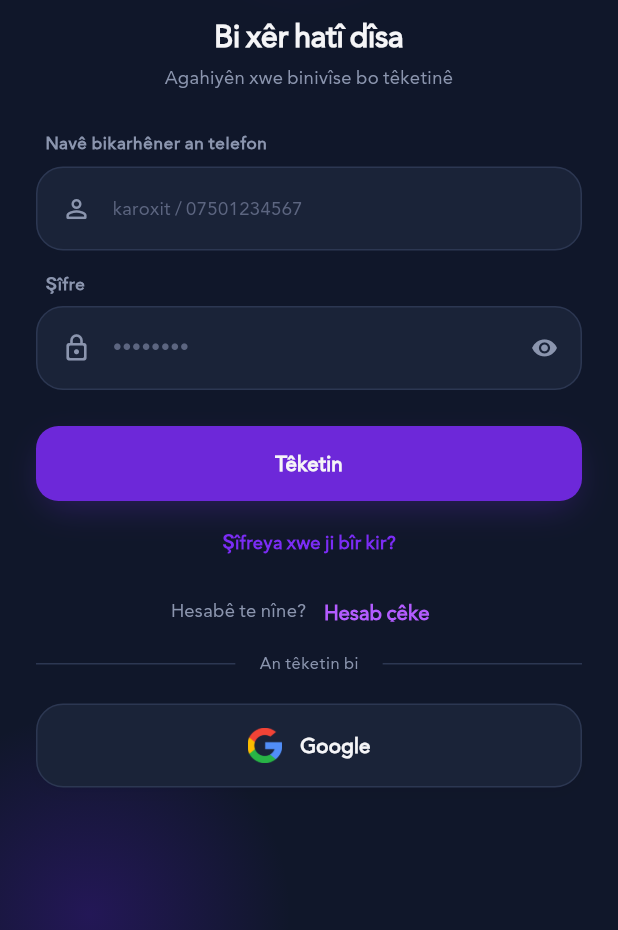
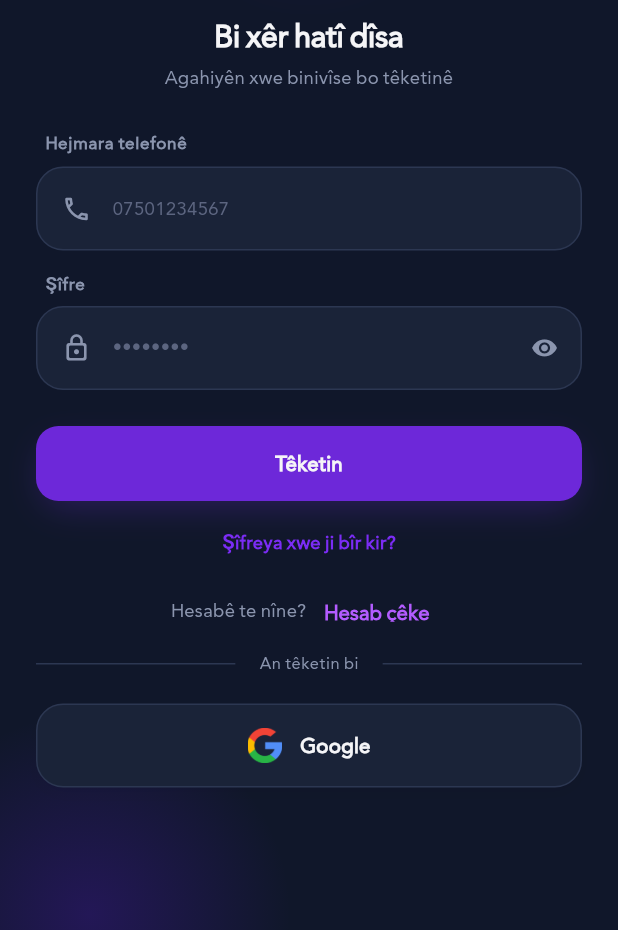
Before and after one commit to khalisit/baravmobile, a Flutter app: the screen it shows after launch, after a tap on "چوونە ژوورەوە", on a phone screen of 412 x 824 dp, the part 306-1236 px from its top. Run offline on Flutter 3.47's test engine with Material 3 defaults, Android fonts, the phone set to English and light mode, and no system bars; our stand-ins replace audioplayers, cached_network_image, device_info_plus, firebase_auth, firebase_core, firebase_messaging and 9 more; missing offline and left inert: image_picker_android, image_picker_platform_interface; accounts and stored records are empty; statements that could not run were skipped.

Commit message:
Initial commit for Barav Mobile App version 1.4

```diff
--- a/lib/app.dart
+++ b/lib/app.dart
@@ -6,7 +6,9 @@ import 'core/localization/kurdish_material_localizations.dart';
 import 'core/localization/locale_controller.dart';
 import 'core/theme/app_theme.dart';
 import 'core/theme/theme_controller.dart';
-import 'features/splash/splash_screen.dart';
+import 'core/session/session_controller.dart';
+import 'features/auth/login_screen.dart';
+import 'features/shell/main_shell.dart';
 
 class BaravApp extends StatelessWidget {
   const BaravApp({super.key, this.themeController, this.localeController});
@@ -63,7 +65,7 @@ class BaravApp extends StatelessWidget {
               ),
             );
           },
-          home: const SplashScreen(),
+          home: SessionController.instance.isLoggedIn ? const MainShell() : const LoginScreen(),
         );
       },
     );
--- a/lib/features/auth/login_screen.dart
+++ b/lib/features/auth/login_screen.dart
@@ -1,3 +1,5 @@
+// ignore_for_file: await_only_futures
+
 import 'package:flutter/material.dart';
 
 import 'package:firebase_auth/firebase_auth.dart';
@@ -33,7 +35,7 @@ class _LoginScreenState extends State<LoginScreen> {
   final _formKey = GlobalKey<FormState>();
 
   bool _passwordVisible = false;
-  bool _loading = false;
+  String _loadingState = 'none'; // 'none', 'password', 'google', 'apple'
   bool _dialectPromptShown = false;
 
   @override
@@ -78,7 +80,7 @@ class _LoginScreenState extends State<LoginScreen> {
   Future<void> _handlePasswordLogin() async {
     if (!_formKey.currentState!.validate()) return;
     FocusScope.of(context).unfocus();
-    setState(() => _loading = true);
+    setState(() => _loadingState = 'password');
     try {
       String identifier = _identifierController.text.trim();
       if (identifier.startsWith('0') &&
@@ -96,14 +98,14 @@ class _LoginScreenState extends State<LoginScreen> {
       if (!mounted) return;
       _showErrorDialog(e.toString().replaceAll('Exception: ', ''));
     } finally {
-      if (mounted) setState(() => _loading = false);
+      if (mounted) setState(() => _loadingState = 'none');
     }
   }
 
   // ── Social Providers Auth ──────────────────────────────────────────────────
 
   Future<void> _handleProviderLogin(SocialProvider provider) async {
-    setState(() => _loading = true);
+    setState(() => _loadingState = provider.name);
     try {
       UserCredential? userCredential;
 
@@ -112,15 +114,11 @@ class _LoginScreenState extends State<LoginScreen> {
         try {
           gUser = await GoogleSignIn.instance.authenticate();
         } catch (e) {
-          setState(() => _loading = false);
-          _showErrorDialog(
-            _isSorani
-                ? "هەڵە لە چوونەژوورەوەی گۆگڵ: $e"
-                : "Google Login Error: $e",
-          );
+          setState(() => _loadingState = 'none');
+          _showErrorDialog(e.toString());
           return;
         }
-        final GoogleSignInAuthentication gAuth = gUser.authentication;
+        final GoogleSignInAuthentication gAuth = await gUser.authentication;
         final credential = GoogleAuthProvider.credential(
           idToken: gAuth.idToken,
         );
@@ -182,13 +180,53 @@ class _LoginScreenState extends State<LoginScreen> {
       if (!mounted) return;
       _showErrorDialog(e.toString());
     } finally {
-      if (mounted) setState(() => _loading = false);
+      if (mounted) setState(() => _loadingState = 'none');
     }
+  }
+
+  String _translateError(String error) {
+    final e = error.toLowerCase();
+    if (e.contains('user-not-found')) {
+      return _isSorani
+          ? 'هیچ هەژمارێک بەم زانیاریانە نەدۆزرایەوە.'
+          : 'Tu hesab bi van agahiyan nehat dîtin.';
+    }
+    if (e.contains('wrong-password') || e.contains('invalid-credential')) {
+      return _isSorani
+          ? 'زانیارییەکان هەڵەن، تکایە دڵنیابەرەوە.'
+          : 'Agahî çewt in, ji kerema xwe piştrast be.';
+    }
+    if (e.contains('network-request-failed')) {
+      return _isSorani
+          ? 'کێشە لە هێڵی ئینتەرنێت هەیە.'
+          : 'Pirsgirêka înternetê heye.';
+    }
+    if (e.contains('too-many-requests')) {
+      return _isSorani
+          ? 'هەوڵێکی زۆر دراوە، تکایە دواتر هەوڵبدەرەوە.'
+          : 'Gelek hewildan hatin kirin, ji kerema xwe paşê hewl bide.';
+    }
+    if (e.contains('canceled') || e.contains('cancelled')) {
+      return _isSorani ? 'پرۆسەکە هەڵوەشێنرایەوە.' : 'Pêvajo hate betal kirin.';
+    }
+    if (e.contains('invalid-phone-number')) {
+      return _isSorani
+          ? 'ژمارەی مۆبایلەکە هەڵەیە.'
+          : 'Hejmara telefonê çewt e.';
+    }
+    if (e.contains('invalid-email')) {
+      return _isSorani ? 'ئیمەیڵەکە هەڵەیە.' : 'E-mail çewt e.';
+    }
+
+    return _isSorani
+        ? 'کێشەیەک ڕوویدا، تکایە دووبارە هەوڵبدەرەوە.'
+        : 'Kêşeyek çêbû, ji kerema xwe dîsa hewl bide.';
   }
 
   Future<void> _showErrorDialog(String message) async {
     final colors = AppColors.of(context);
     final theme = Theme.of(context);
+    final translatedMessage = _translateError(message);
 
     showDialog<void>(
       context: context,
@@ -221,7 +259,7 @@ class _LoginScreenState extends State<LoginScreen> {
             ],
           ),
           content: Text(
-            message,
+            translatedMessage,
             style: theme.textTheme.bodyMedium?.copyWith(
               color: colors.textMuted,
             ),
@@ -278,13 +316,17 @@ class _LoginScreenState extends State<LoginScreen> {
     required SocialProvider provider,
     required String text,
     required VoidCallback onTap,
+    required bool isLoading,
+    required bool isDisabled,
   }) {
     final colors = AppColors.of(context);
     final theme = Theme.of(context);
 
     return PressableScale(
-      onTap: onTap,
-      scale: 0.96,
+      onTap: isDisabled ? null : onTap,
+      scale: isDisabled ? 1.0 : 0.96,
+      child: Opacity(
+        opacity: isDisabled && !isLoading ? 0.6 : 1.0,
         child: Container(
           height: 56,
           decoration: BoxDecoration(
@@ -299,7 +341,17 @@ class _LoginScreenState extends State<LoginScreen> {
               ),
             ],
           ),
-        child: Row(
+          child: Center(
+            child: isLoading
+                ? SizedBox(
+                    width: 24,
+                    height: 24,
+                    child: CircularProgressIndicator(
+                      strokeWidth: 2.5,
+                      valueColor: AlwaysStoppedAnimation<Color>(colors.ink),
+                    ),
+                  )
+                : Row(
                     mainAxisAlignment: MainAxisAlignment.center,
                     children: [
                       _SocialGlyph(provider, color: colors.ink),
@@ -312,6 +364,8 @@ class _LoginScreenState extends State<LoginScreen> {
                         ),
                       ),
                     ],
+                  ),
+          ),
         ),
       ),
     );
@@ -330,19 +384,18 @@ class _LoginScreenState extends State<LoginScreen> {
         FadeSlideIn(
           delay: const Duration(milliseconds: 100),
           child: BaravTextField(
-            label: _isSorani
-                ? 'ناوی بەکارهێنەر یان مۆبایل'
-                : 'Navê bikarhêner an telefon',
-            hint: 'karoxit / 07501234567',
-            icon: Icons.person_outline_rounded,
+            label: _isSorani ? 'ژمارەی مۆبایل' : 'Hejmara telefonê',
+            hint: '07501234567',
+            icon: Icons.phone_outlined,
             controller: _identifierController,
             ltr: true,
+            keyboardType: TextInputType.phone,
             textInputAction: TextInputAction.next,
             validator: (v) {
               if (v == null || v.trim().isEmpty) {
                 return _isSorani
-                    ? 'ناوی بەکارهێنەر یان مۆبایل بنووسە'
-                    : 'Bikarhêner an telefon binivîse';
+                    ? 'ژمارەی مۆبایل بنووسە'
+                    : 'Hejmara telefonê binivîse';
               }
               return null;
             },
@@ -384,8 +437,8 @@ class _LoginScreenState extends State<LoginScreen> {
           delay: const Duration(milliseconds: 200),
           child: BaravButton(
             label: _isSorani ? 'چوونە ژوورەوە' : 'Têketin',
-            onPressed: _loading ? null : _handlePasswordLogin,
-            loading: _loading,
+            onPressed: _loadingState != 'none' ? null : _handlePasswordLogin,
+            loading: _loadingState == 'password',
             height: fit(46, 50),
           ),
         ),
@@ -446,6 +499,8 @@ class _LoginScreenState extends State<LoginScreen> {
                   provider: SocialProvider.google,
                   text: 'Google',
                   onTap: () => _handleProviderLogin(SocialProvider.google),
+                  isLoading: _loadingState == SocialProvider.google.name,
+                  isDisabled: _loadingState != 'none',
                 ),
               ),
               if (theme.platform != TargetPlatform.android) ...[
@@ -455,6 +510,8 @@ class _LoginScreenState extends State<LoginScreen> {
                     provider: SocialProvider.apple,
                     text: 'Apple',
                     onTap: () => _handleProviderLogin(SocialProvider.apple),
+                    isLoading: _loadingState == SocialProvider.apple.name,
+                    isDisabled: _loadingState != 'none',
                   ),
                 ),
               ],
--- a/lib/main.dart
+++ b/lib/main.dart
@@ -36,6 +36,20 @@ Future<void> main() async {
     debugPrint('Firebase init error: $e');
   }
 
+  // Essential things needed before rendering the first frame
+  try {
+    await Future.wait([
+      LocaleController.instance.load(),
+      ThemeController.instance.load(),
+      SessionController.instance.load(),
+    ]);
+  } catch (e) {
+    debugPrint('Controllers load error: $e');
+  }
+
+  // Non-essential services can initialize in the background
+  // to avoid blocking the app from drawing its first frame.
+  Future.microtask(() async {
     try {
       await GoogleSignIn.instance.initialize(
         clientId: '747424875838-6mqn0tqkqihifr4u6u14l3rse2na1bfc.apps.googleusercontent.com',
@@ -46,48 +60,36 @@ Future<void> main() async {
     } catch (e) {
       debugPrint('GoogleSignIn init error: $e');
     }
-
-  configureImagePicker();
-
     try {
       await DeviceIntegrityService.instance.init();
     } catch (e) {
       debugPrint('DeviceIntegrityService init error: $e');
     }
-
     try {
       await PushNotificationService.instance.initialize();
+      await PushNotificationService.instance.requestPermissionIfNeeded();
     } catch (e) {
       debugPrint('PushNotificationService init error: $e');
     }
-
-  try {
-    await LocaleController.instance.load();
-    await ThemeController.instance.load();
-    await SessionController.instance.load();
-  } catch (e) {
-    debugPrint('Controllers load error: $e');
-  }
-
     try {
       await PresenceService.instance.initialize();
     } catch (e) {
       debugPrint('PresenceService init error: $e');
     }
-
     try {
       await MobileAds.instance.initialize();
       await AdService.instance.load();
     } catch (e) {
       debugPrint('MobileAds / AdService init error: $e');
     }
-
     try {
       await LiveQuizAudio.instance.warmUp();
     } catch (e) {
       debugPrint('LiveQuizAudio warmUp error: $e');
     }
+  });
 
+  configureImagePicker();
   SystemChrome.setSystemUIOverlayStyle(
     ThemeController.instance.isDark
         ? AppThemeOverlay.dark
--- a/pubspec.yaml
+++ b/pubspec.yaml
@@ -2,7 +2,7 @@ name: barav_quiz
 description: "BARAV QUIZ — کویزی  باراڤ"
 publish_to: "none"
 
-version: 1.0.0+3
+version: 1.0.0+4
 
 environment:
   sdk: ^3.12.0
```
Also changed, not shown: analysis_options.yaml (+8 -0 lines), pubspec.lock, 2 other files. Lines whose indentation alone changed are shown as unchanged.
